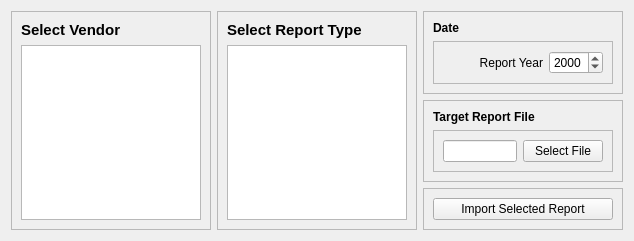
This is ui/ImportReportTab.ui in CS-4820-Library-Project/COUNTER-5-Report-Tool-2020-5.0 as Qt 5 draws it before an edit. The edited form follows.
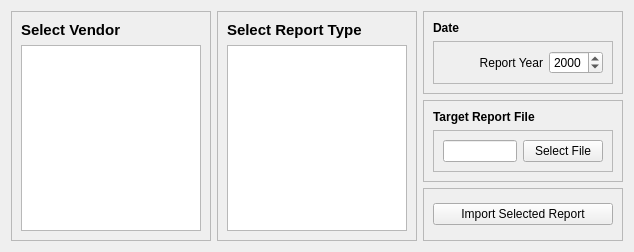
This is the edited form. Icons and pictures are not drawn.

```diff
--- a/ui/ImportReportTab.ui
+++ b/ui/ImportReportTab.ui
@@ -7,7 +7,7 @@
     <x>0</x>
     <y>0</y>
     <width>630</width>
-    <height>234</height>
+    <height>252</height>
    </rect>
   </property>
   <property name="windowTitle">
```
Left out of the diff: 8 changed lines with no effect on the pictures.
